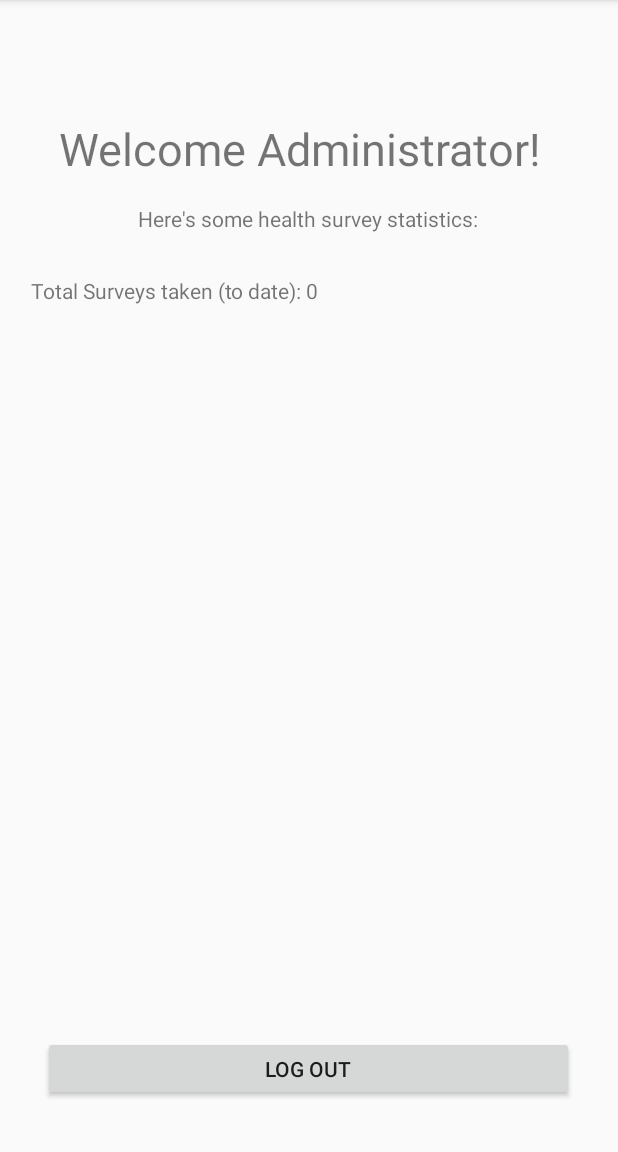
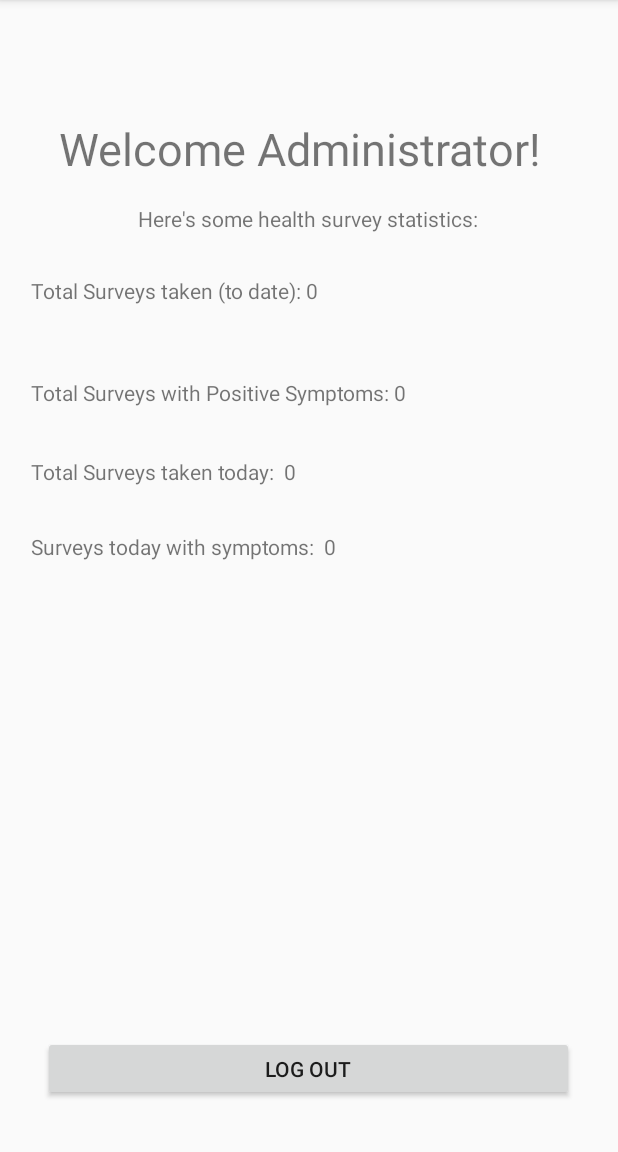
Before and after one commit to Jon-S-Hall/Android_COVID_Monitor, an Android app: the AdminHome screen opened directly, with no data from a screen before it, on a phone screen of 412 x 824 dp, the part 84-1236 px from its top. Run offline under Robolectric (Android 15) with nearby library versions, the phone set to English and light mode, and no system bars; our stand-ins replace Firebase (no records; nobody signed in at launch, a user with empty details on screens opened directly); Roboto replaces fonts that are not available here.

Commit message:
finished admin display and data storage/retrieval

```diff
--- a/app/src/main/java/com/example/bucovidmonitor/app/AdminHome.java
+++ b/app/src/main/java/com/example/bucovidmonitor/app/AdminHome.java
@@ -14,19 +14,33 @@ import com.example.bucovidmonitor.R;
 import com.example.bucovidmonitor.ui.login.LoginActivity;
 import com.google.android.gms.tasks.OnCompleteListener;
 import com.google.android.gms.tasks.Task;
+import com.google.firebase.Timestamp;
 import com.google.firebase.auth.FirebaseAuth;
 import com.google.firebase.auth.FirebaseUser;
 import com.google.firebase.firestore.FirebaseFirestore;
 import com.google.firebase.firestore.QueryDocumentSnapshot;
 import com.google.firebase.firestore.QuerySnapshot;
 
+import org.w3c.dom.Text;
+
+import java.util.Calendar;
+import java.util.Date;
+import java.util.Map;
+
 
 public class AdminHome extends AppCompatActivity {
 
     Button LogOut;
     TextView totSurveys;
+    TextView surveysTodayText;
+    TextView positiveSymptoms;
+    TextView positiveSymptomsTotal;
     // Access a Cloud Firestore instance from your Activity
     FirebaseFirestore db;
+    long difference;
+    int surveysToday;
+    int totalSymptomatic;
+    int todaySymptomatic;
     @Override
     public void onCreate(Bundle savedInstanceState) {
         db = FirebaseFirestore.getInstance();
@@ -34,7 +48,9 @@ public class AdminHome extends AppCompatActivity {
         setContentView(R.layout.admin_screen);
         LogOut = findViewById(R.id.logoutBtn);
         totSurveys = findViewById(R.id.totalSurveys);
-
+        surveysTodayText = findViewById(R.id.surveysToday);
+        positiveSymptoms = findViewById(R.id.positiveSurveys);
+        positiveSymptomsTotal = findViewById(R.id.positiveSurveysTotal);
         FirebaseUser user = FirebaseAuth.getInstance().getCurrentUser();
         //update name to name of person logged in.
 
@@ -50,6 +66,10 @@ public class AdminHome extends AppCompatActivity {
     }
 
     public void ReadData(){
+        surveysToday = 0;
+        totalSymptomatic = 0;
+        todaySymptomatic = 0;
+        Date curDate = Calendar.getInstance().getTime();
         db.collection("SymptomSurvey")
                 .get()
                 .addOnCompleteListener(new OnCompleteListener<QuerySnapshot>() {
@@ -59,12 +79,47 @@ public class AdminHome extends AppCompatActivity {
                             int numSurveys = task.getResult().size();
                             totSurveys.append(Integer.toString(numSurveys));
                             for (QueryDocumentSnapshot document : task.getResult()) {
+                                if (document.exists()) {
+                                    Map<String, Object> survey = document.getData();
+                                    Timestamp taken = (Timestamp)survey.get("date");
+                                    boolean symptomatic = (boolean)survey.get("symptomatic");
+                                    Date datetaken = taken.toDate();
+                                    try {
+                                        difference = curDate.getTime() - datetaken.getTime();
+                                    } catch (Exception e) {
+                                        System.out.println("Error " + e.getMessage());
+                                        return;
+                                    }
+                                    long secondsInMilli = 1000;
+                                    long minutesInMilli = secondsInMilli * 60;
+                                    long hoursInMilli = minutesInMilli * 60;
+                                    long daysInMilli = hoursInMilli * 24;
+                                    difference = difference % daysInMilli;
 
+                                    long elapsedHours = difference / hoursInMilli;
+
+                                    System.out.println(elapsedHours);
+                                    if(symptomatic){
+                                        totalSymptomatic++;
+                                    }
+                                    if(elapsedHours < 24){
+                                        surveysToday++;
+                                        if(symptomatic){
+                                            todaySymptomatic++;
+                                        }
+                                    }
+
+                                }
                             }
+                            surveysTodayText.append(" " + surveysToday);
+                            positiveSymptoms.append(" " + todaySymptomatic);
+                            positiveSymptomsTotal.append(" " + totalSymptomatic);
                         }
                     }
                 });
 
+
+
     }
 
 }
--- a/app/src/main/java/com/example/bucovidmonitor/data/model/SurveyDatabase.java
+++ b/app/src/main/java/com/example/bucovidmonitor/data/model/SurveyDatabase.java
@@ -22,7 +22,7 @@ public class SurveyDatabase {
 
     // Access a Cloud Firestore instance from your Activity
     FirebaseFirestore db = FirebaseFirestore.getInstance();
-    public static void WriteData(String uid, String email, boolean[] surveyResult){
+    public static void WriteData(String uid, String email, boolean[] surveyResult, boolean positiveSymptom){
         String TAG = "DatabaseActivity";
         FirebaseFirestore db = FirebaseFirestore.getInstance();
         // Create a new user with a first and last name
@@ -38,6 +38,7 @@ public class SurveyDatabase {
         user.put("q6", surveyResult[5]);
         user.put("q7", surveyResult[6]);
         user.put("q8", surveyResult[7]);
+        user.put("symptomatic", positiveSymptom);
 
         // Add a new document with a generated ID
         db.collection("SymptomSurvey")
--- a/app/src/main/res/layout/admin_screen.xml
+++ b/app/src/main/res/layout/admin_screen.xml
@@ -5,6 +5,46 @@
     xmlns:tools="http://schemas.android.com/tools"
     android:layout_width="match_parent"
     android:layout_height="match_parent">
+
+    <TextView
+        android:id="@+id/surveysToday"
+        android:layout_width="370dp"
+        android:layout_height="31dp"
+        android:layout_marginBottom="188dp"
+        android:text="Total Surveys taken today: "
+        app:layout_constraintBottom_toTopOf="@+id/logoutBtn"
+        app:layout_constraintEnd_toEndOf="parent"
+        app:layout_constraintHorizontal_bias="0.487"
+        app:layout_constraintStart_toStartOf="parent"
+        app:layout_constraintTop_toBottomOf="@+id/positiveSurveysTotal"
+        app:layout_constraintVertical_bias="0.113" />
+
+    <TextView
+        android:id="@+id/positiveSurveys"
+        android:layout_width="370dp"
+        android:layout_height="31dp"
+        android:layout_marginBottom="72dp"
+        android:text="Surveys today with symptoms: "
+        app:layout_constraintBottom_toTopOf="@+id/logoutBtn"
+        app:layout_constraintEnd_toEndOf="parent"
+        app:layout_constraintHorizontal_bias="0.487"
+        app:layout_constraintStart_toStartOf="parent"
+        app:layout_constraintTop_toBottomOf="@+id/surveysToday"
+        app:layout_constraintVertical_bias="0.074" />
+
+    <TextView
+        android:id="@+id/positiveSurveysTotal"
+        android:layout_width="370dp"
+        android:layout_height="31dp"
+        android:layout_marginBottom="376dp"
+        android:text="Total Surveys with Positive Symptoms:"
+        android:textAlignment="viewStart"
+        app:layout_constraintBottom_toTopOf="@+id/logoutBtn"
+        app:layout_constraintEnd_toEndOf="parent"
+        app:layout_constraintHorizontal_bias="0.487"
+        app:layout_constraintStart_toStartOf="parent"
+        app:layout_constraintTop_toBottomOf="@+id/totalSurveys"
+        app:layout_constraintVertical_bias="0.536" />
 
     <TextView
         android:id="@+id/welcomeBanner"
```
Also changed, not shown: app/src/main/java/com/example/bucovidmonitor/app/HomeScreen.java (+73 -2 lines), app/src/main/java/com/example/bucovidmonitor/app/SurveyActivity.java (+5 -3 lines), app/src/main/java/com/example/bucovidmonitor/ui/login/LoginActivity.java (+9 -4 lines), app/src/main/res/layout/home_screen.xml (+5 -6 lines).
